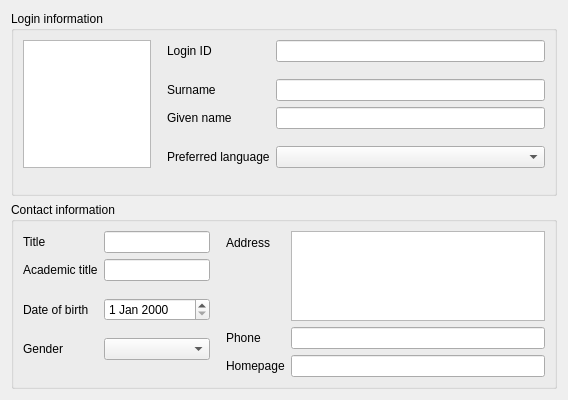
First picture: the form in agent/src/clacks/agent/data/templates/default/user.ui, repository gonicus/clacks, before the edit.
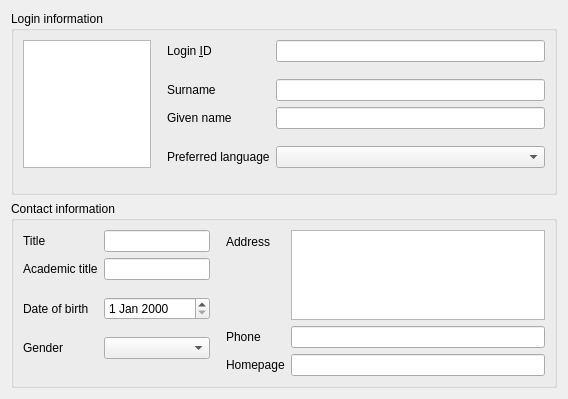
Second picture: the form after the edit. Icons and pictures are not drawn.

The edit to the form file:
```diff
--- a/agent/src/clacks/agent/data/templates/default/user.ui
+++ b/agent/src/clacks/agent/data/templates/default/user.ui
@@ -7,7 +7,7 @@
     <x>0</x>
     <y>0</y>
     <width>568</width>
-    <height>400</height>
+    <height>399</height>
    </rect>
   </property>
   <property name="windowTitle">
@@ -81,7 +81,10 @@
         <item row="0" column="0">
          <widget class="QLabel" name="uidLabel">
           <property name="text">
-           <string>Login ID</string>
+           <string>Login &amp;ID</string>
+          </property>
+          <property name="buddy">
+           <cstring>uidEdit</cstring>
           </property>
          </widget>
         </item>
```
Left out of the diff: 78 changed lines with no effect on the pictures.
